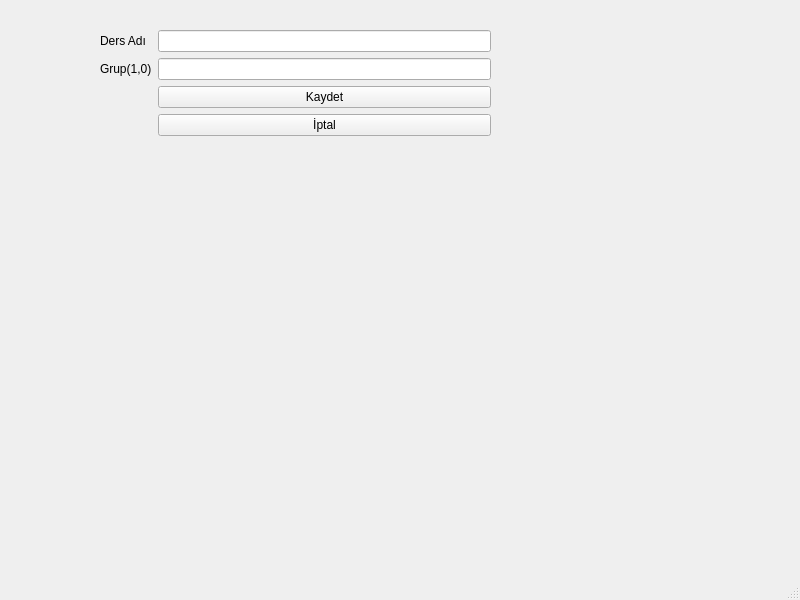
Old version of the form Ders2.ui in the repository ibrahimediz/ogrenciOtomasyon.
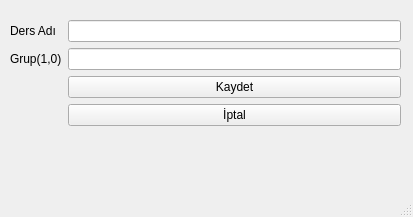
New version of the form.

Diff of the .ui file:
```diff
--- a/Ders2.ui
+++ b/Ders2.ui
@@ -6,8 +6,8 @@
    <rect>
     <x>0</x>
     <y>0</y>
-    <width>800</width>
-    <height>600</height>
+    <width>413</width>
+    <height>217</height>
    </rect>
   </property>
   <property name="windowTitle">
@@ -17,8 +17,8 @@
    <widget class="QWidget" name="formLayoutWidget">
     <property name="geometry">
      <rect>
-      <x>100</x>
-      <y>30</y>
+      <x>10</x>
+      <y>20</y>
       <width>391</width>
       <height>131</height>
      </rect>
```
Left out of the diff: 2 changed lines with no effect on the pictures.
